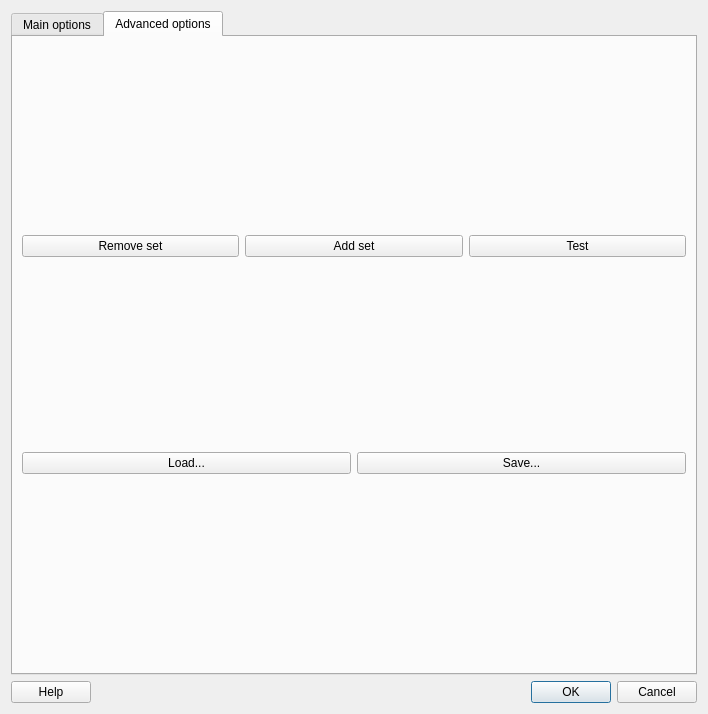
Before: the Qt Designer form guismoothsurface.ui in enGits/engrid, drawn with Qt 5.
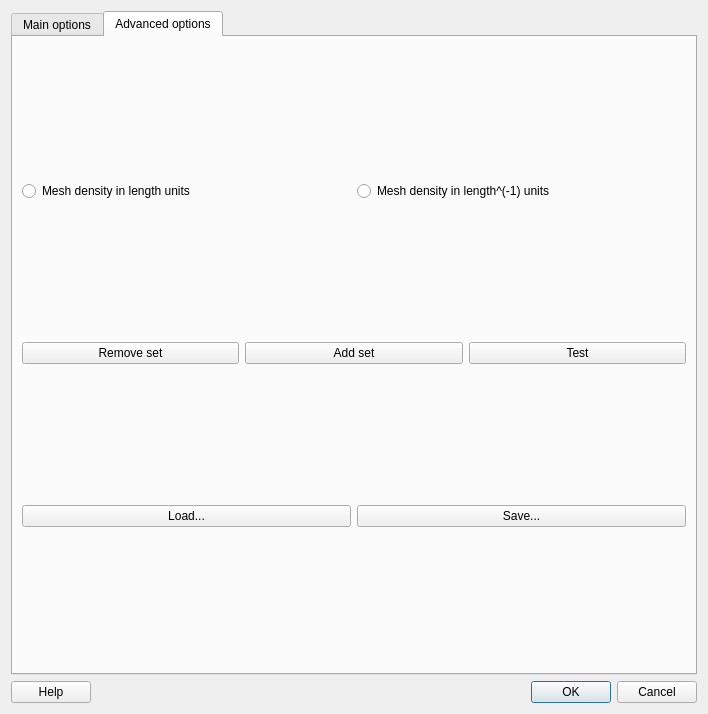
After: the same form once the commit is applied. Icons and pictures are not drawn.

Commit message: added possibilty to enter density in length units

Diff of the .ui file:
```diff
--- a/guismoothsurface.ui
+++ b/guismoothsurface.ui
@@ -351,6 +351,24 @@
        <item>
         <layout class="QVBoxLayout" name="verticalLayout_SettingsSheet" />
        </item>
+       <item>
+        <layout class="QHBoxLayout" name="horizontalLayout_4" >
+         <item>
+          <widget class="QRadioButton" name="radioButton_length" >
+           <property name="text" >
+            <string>Mesh density in length units</string>
+           </property>
+          </widget>
+         </item>
+         <item>
+          <widget class="QRadioButton" name="radioButton_density" >
+           <property name="text" >
+            <string>Mesh density in length^(-1) units</string>
+           </property>
+          </widget>
+         </item>
+        </layout>
+       </item>
        <item>
         <layout class="QHBoxLayout" name="horizontalLayout_3" >
          <item>
```
The commit also changes 3 other files.
